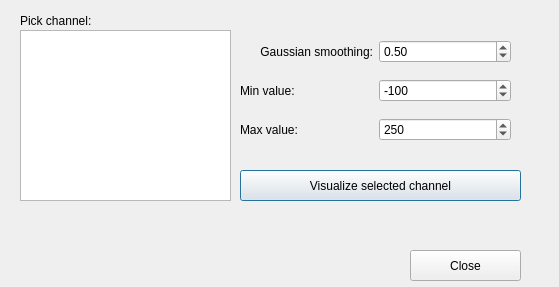
This is qt4Designer_ui_files/visualizeEpochChannelDialogUi.ui in cibr-jyu/meggie as Qt 5 draws it before an edit. The edited form follows.
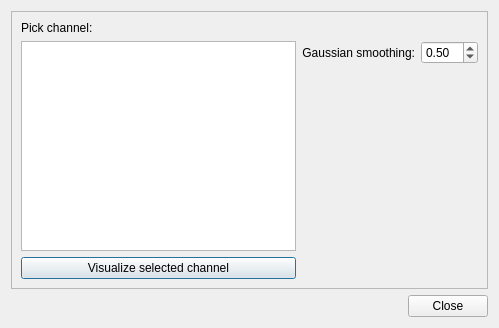
This is the edited form.

Commit message: Remove window scaling from dialog parameters in epoch channel visualization

The edit to the form file:
```diff
--- a/qt4Designer_ui_files/visualizeEpochChannelDialogUi.ui
+++ b/qt4Designer_ui_files/visualizeEpochChannelDialogUi.ui
@@ -6,59 +6,38 @@
    <rect>
     <x>0</x>
     <y>0</y>
-    <width>559</width>
-    <height>287</height>
+    <width>499</width>
+    <height>328</height>
    </rect>
   </property>
   <property name="windowTitle">
    <string>Meggie - Visualize epoch channels</string>
   </property>
-  <widget class="QListWidget" name="listWidgetChannels">
+  <layout class="QGridLayout" name="gridLayout_3">
+   <item row="0" column="0">
+    <widget class="QScrollArea" name="scrollArea">
+     <property name="widgetResizable">
+      <bool>true</bool>
+     </property>
+     <widget class="QWidget" name="scrollAreaWidgetContents">
    <property name="geometry">
     <rect>
-     <x>20</x>
-     <y>30</y>
-     <width>211</width>
-     <height>171</height>
-    </rect>
-   </property>
-  </widget>
+        <x>0</x>
+        <y>0</y>
+        <width>479</width>
+        <height>269</height>
+       </rect>
+      </property>
+      <layout class="QGridLayout" name="gridLayout">
+       <item row="0" column="0">
   <widget class="QLabel" name="labelChannels">
-   <property name="geometry">
-    <rect>
-     <x>20</x>
-     <y>10</y>
-     <width>91</width>
-     <height>21</height>
-    </rect>
-   </property>
    <property name="text">
     <string>Pick channel:</string>
    </property>
   </widget>
-  <widget class="QPushButton" name="pushButtonVisualizeChannel">
-   <property name="geometry">
-    <rect>
-     <x>240</x>
-     <y>170</y>
-     <width>281</width>
-     <height>31</height>
-    </rect>
-   </property>
-   <property name="text">
-    <string>Visualize selected channel</string>
-   </property>
-  </widget>
-  <widget class="QWidget" name="verticalLayoutWidget">
-   <property name="geometry">
-    <rect>
-     <x>240</x>
-     <y>30</y>
-     <width>271</width>
-     <height>121</height>
-    </rect>
-   </property>
-   <layout class="QVBoxLayout" name="verticalLayout">
+       </item>
+       <item row="1" column="1">
+        <layout class="QVBoxLayout" name="verticalLayout_2">
     <item>
      <layout class="QHBoxLayout" name="horizontalLayout">
       <property name="leftMargin">
@@ -87,86 +66,59 @@
      </layout>
     </item>
     <item>
+          <spacer name="verticalSpacer">
+           <property name="orientation">
+            <enum>Qt::Vertical</enum>
+           </property>
+           <property name="sizeHint" stdset="0">
+            <size>
+             <width>20</width>
+             <height>40</height>
+            </size>
+           </property>
+          </spacer>
+         </item>
+        </layout>
+       </item>
+       <item row="1" column="0">
+        <widget class="QListWidget" name="listWidgetChannels"/>
+       </item>
+       <item row="2" column="0">
+        <widget class="QPushButton" name="pushButtonVisualizeChannel">
+         <property name="text">
+          <string>Visualize selected channel</string>
+         </property>
+        </widget>
+       </item>
+      </layout>
+     </widget>
+    </widget>
+   </item>
+   <item row="1" column="0">
      <layout class="QHBoxLayout" name="horizontalLayout_2">
-      <property name="leftMargin">
-       <number>0</number>
-      </property>
       <item>
-       <widget class="QLabel" name="labelVmin">
-        <property name="text">
-         <string>Min value:</string>
-        </property>
-        <property name="alignment">
-         <set>Qt::AlignLeading|Qt::AlignLeft|Qt::AlignVCenter</set>
-        </property>
-       </widget>
+      <spacer name="horizontalSpacer">
+       <property name="orientation">
+        <enum>Qt::Horizontal</enum>
+       </property>
+       <property name="sizeHint" stdset="0">
+        <size>
+         <width>40</width>
+         <height>20</height>
+        </size>
+       </property>
+      </spacer>
       </item>
       <item>
-       <widget class="QSpinBox" name="spinBoxVmin">
-        <property name="minimum">
-         <number>-100000</number>
-        </property>
-        <property name="maximum">
-         <number>100000</number>
-        </property>
-        <property name="singleStep">
-         <number>10</number>
-        </property>
-        <property name="value">
-         <number>-100</number>
-        </property>
-       </widget>
-      </item>
-     </layout>
-    </item>
-    <item>
-     <layout class="QHBoxLayout" name="horizontalLayout_3">
-      <property name="leftMargin">
-       <number>0</number>
-      </property>
-      <item>
-       <widget class="QLabel" name="labelVmax">
-        <property name="text">
-         <string>Max value:</string>
-        </property>
-        <property name="alignment">
-         <set>Qt::AlignLeading|Qt::AlignLeft|Qt::AlignVCenter</set>
-        </property>
-       </widget>
-      </item>
-      <item>
-       <widget class="QSpinBox" name="spinBoxVmax">
-        <property name="minimum">
-         <number>-100000</number>
-        </property>
-        <property name="maximum">
-         <number>100000</number>
-        </property>
-        <property name="singleStep">
-         <number>10</number>
-        </property>
-        <property name="value">
-         <number>250</number>
-        </property>
-       </widget>
-      </item>
-     </layout>
-    </item>
-   </layout>
-  </widget>
   <widget class="QPushButton" name="pushButtonClose">
-   <property name="geometry">
-    <rect>
-     <x>410</x>
-     <y>250</y>
-     <width>111</width>
-     <height>31</height>
-    </rect>
-   </property>
    <property name="text">
     <string>Close</string>
    </property>
   </widget>
+     </item>
+    </layout>
+   </item>
+  </layout>
  </widget>
  <resources/>
  <connections>
```
Lines whose indentation alone changed are shown as unchanged. The commit also changes 2 other files.
